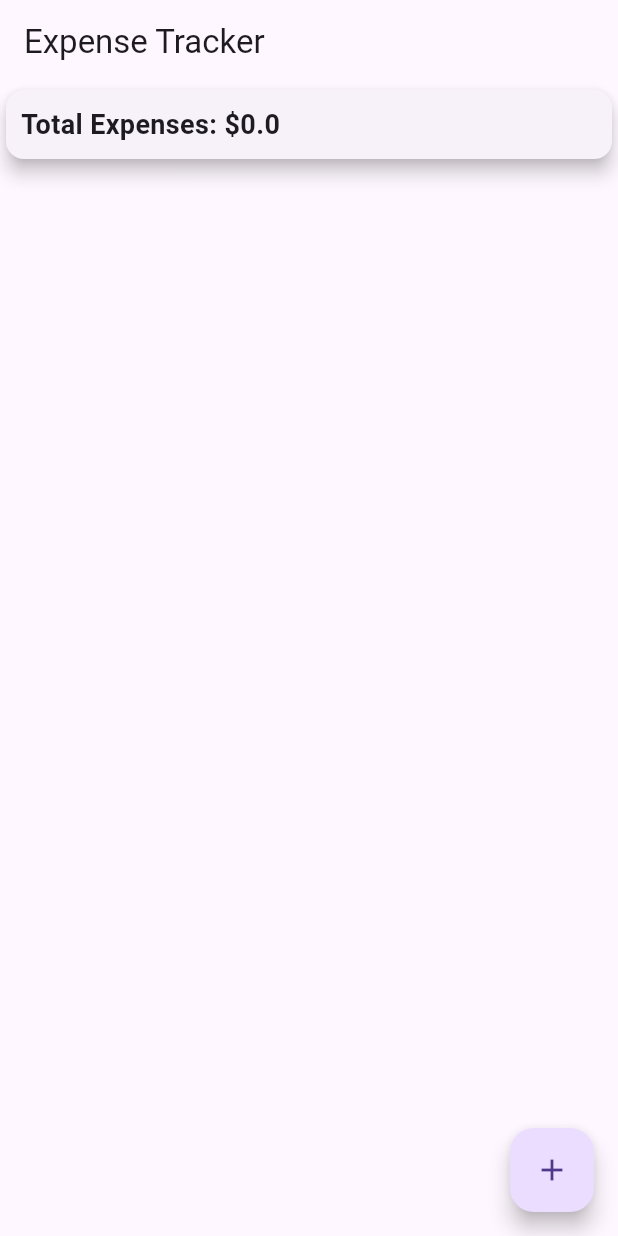
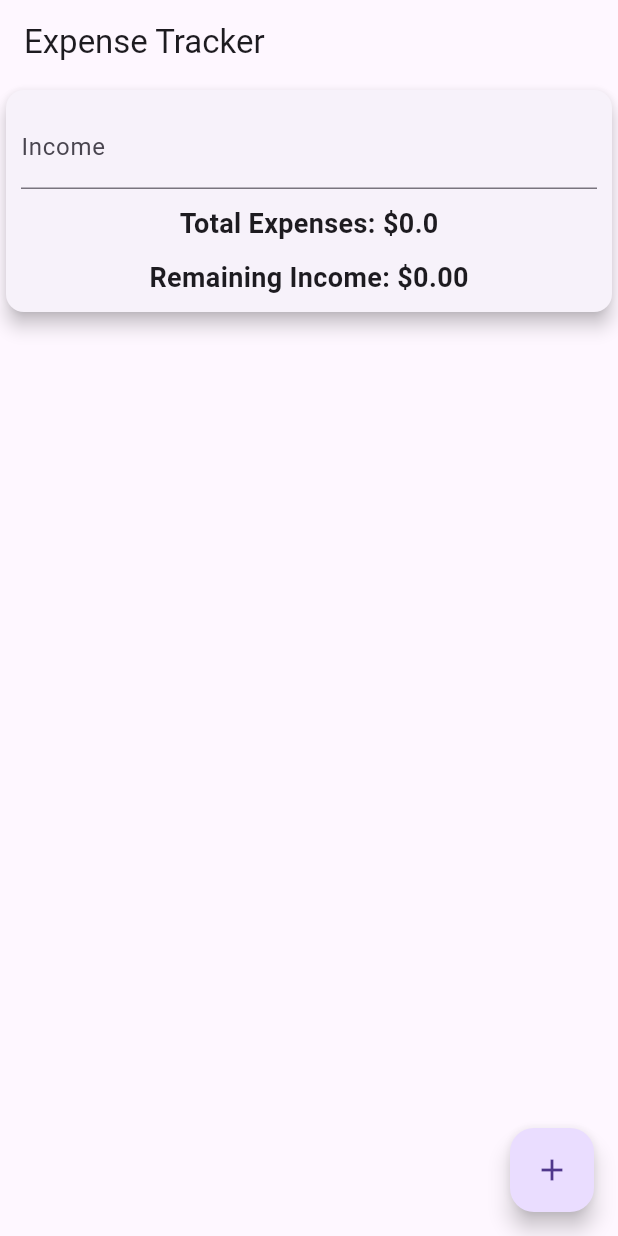
Before and after one commit to Vaishali021103/flutter_app, a Flutter app: the screen it shows after launch, on a phone screen of 412 x 824 dp. Run offline on Flutter 3.47's test engine with Material 3 defaults, Android fonts, the phone set to English and light mode, and no system bars.

Commit message:
Income_added

```diff
--- a/my_expense_tracker/lib/main.dart
+++ b/my_expense_tracker/lib/main.dart
@@ -21,6 +21,7 @@ class MyHomePage extends StatefulWidget {
 
 class _MyHomePageState extends State<MyHomePage> {
   List<Expense> _expenses = [];
+  double _income = 0.0; // Add income variable
 
   @override
   Widget build(BuildContext context) {
@@ -35,12 +36,34 @@ class _MyHomePageState extends State<MyHomePage> {
             elevation: 5,
             child: Padding(
               padding: const EdgeInsets.all(10.0),
-              child: Text(
-                'Total Expenses: \$${_getTotalExpense()}',
-                style: TextStyle(
-                  fontWeight: FontWeight.bold,
-                  fontSize: 18,
-                ),
+              child: Column(
+                children: [
+                  TextField(
+                    decoration: InputDecoration(labelText: 'Income'),
+                    keyboardType: TextInputType.numberWithOptions(decimal: true),
+                    onChanged: (value) {
+                      if (value.isNotEmpty) {
+                        _updateIncome(double.parse(value));
+                      }
+                    },
+                  ),
+                  SizedBox(height: 10),
+                  Text(
+                    'Total Expenses: \$${_getTotalExpense()}',
+                    style: TextStyle(
+                      fontWeight: FontWeight.bold,
+                      fontSize: 18,
+                    ),
+                  ),
+                  SizedBox(height: 10),
+                  Text(
+                    'Remaining Income: \$${(_income - _getTotalExpense()).toStringAsFixed(2)}',
+                    style: TextStyle(
+                      fontWeight: FontWeight.bold,
+                      fontSize: 18,
+                    ),
+                  ),
+                ],
               ),
             ),
           ),
@@ -100,6 +123,12 @@ class _MyHomePageState extends State<MyHomePage> {
 
     setState(() {
       _expenses.add(newExpense);
+    });
+  }
+
+  void _updateIncome(double income) {
+    setState(() {
+      _income = income;
     });
   }
 }
```
